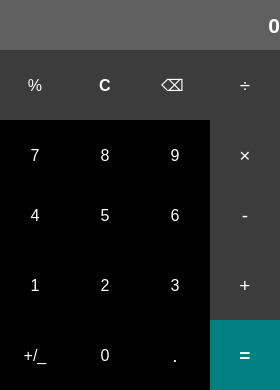
Old version of the form Calculator/mainwindow.ui in the repository Topesa/CalculatorQT.
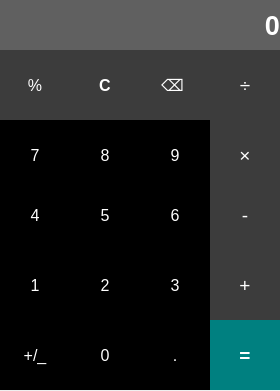
New version of the form. Icons and pictures are not drawn.

Commit message: Disable window resize, set window icon, change label font size, add image for readme file

Patch:
```diff
--- a/Calculator/mainwindow.ui
+++ b/Calculator/mainwindow.ui
@@ -7,7 +7,7 @@
     <x>0</x>
     <y>0</y>
     <width>280</width>
-    <height>390</height>
+    <height>391</height>
    </rect>
   </property>
   <property name="windowTitle">
@@ -26,7 +26,7 @@
     <property name="font">
      <font>
       <family>Arial</family>
-      <pointsize>16</pointsize>
+      <pointsize>20</pointsize>
       <weight>75</weight>
       <bold>true</bold>
      </font>
@@ -638,7 +638,7 @@
     <property name="font">
      <font>
       <family>Arial</family>
-      <pointsize>14</pointsize>
+      <pointsize>12</pointsize>
      </font>
     </property>
     <property name="styleSheet">
@@ -648,11 +648,17 @@
   color: white;
   border: none;
 }
+QPushButton:hover
+{
+	background: transparent;
+}
 QPushButton:pressed 
 {
     background-color: #A9A9A9;
     color: black;
 }
+
+
 </string>
     </property>
     <property name="text">
```
Left out of the diff: 122 changed lines with no effect on the pictures. The commit also changes 2 other files.
